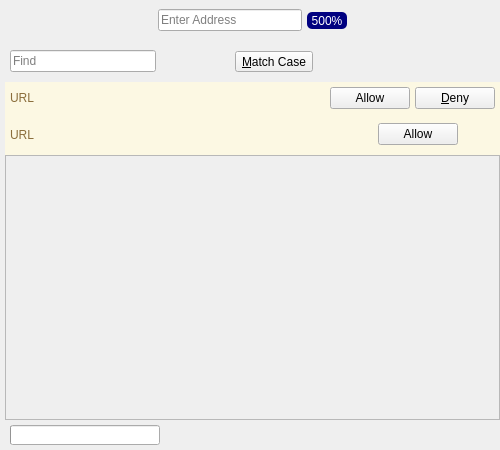
Before: the Qt Designer form UI/dooble_page.ui in textbrowser/dooble, drawn with Qt 5.
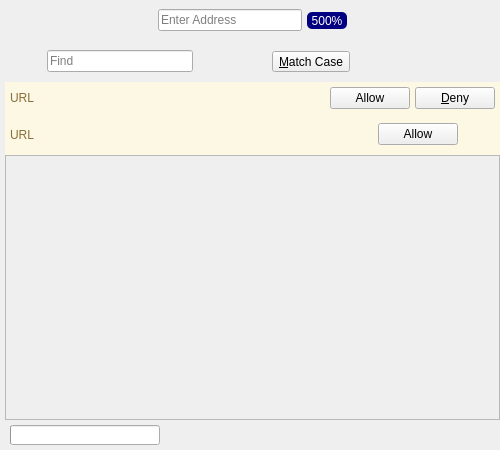
After: the same form once the commit is applied. Custom widgets are drawn as their Qt base class.

Commit message: Moved close-find widget to the left.

```diff
--- a/UI/dooble_page.ui
+++ b/UI/dooble_page.ui
@@ -279,6 +279,25 @@
         <property name="bottomMargin">
          <number>5</number>
         </property>
+        <item>
+         <widget class="QToolButton" name="find_stop">
+          <property name="toolTip">
+           <string>Close Find</string>
+          </property>
+          <property name="text">
+           <string/>
+          </property>
+          <property name="iconSize">
+           <size>
+            <width>24</width>
+            <height>24</height>
+           </size>
+          </property>
+          <property name="autoRaise">
+           <bool>true</bool>
+          </property>
+         </widget>
+        </item>
         <item>
          <widget class="dooble_search_widget" name="find">
           <property name="placeholderText">
@@ -344,25 +363,6 @@
           </property>
          </spacer>
         </item>
-        <item>
-         <widget class="QToolButton" name="find_stop">
-          <property name="toolTip">
-           <string>Close Find</string>
-          </property>
-          <property name="text">
-           <string/>
-          </property>
-          <property name="iconSize">
-           <size>
-            <width>24</width>
-            <height>24</height>
-           </size>
-          </property>
-          <property name="autoRaise">
-           <bool>true</bool>
-          </property>
-         </widget>
-        </item>
        </layout>
       </widget>
      </item>
```
Left out of the diff: 2 changed lines with no effect on the pictures.
